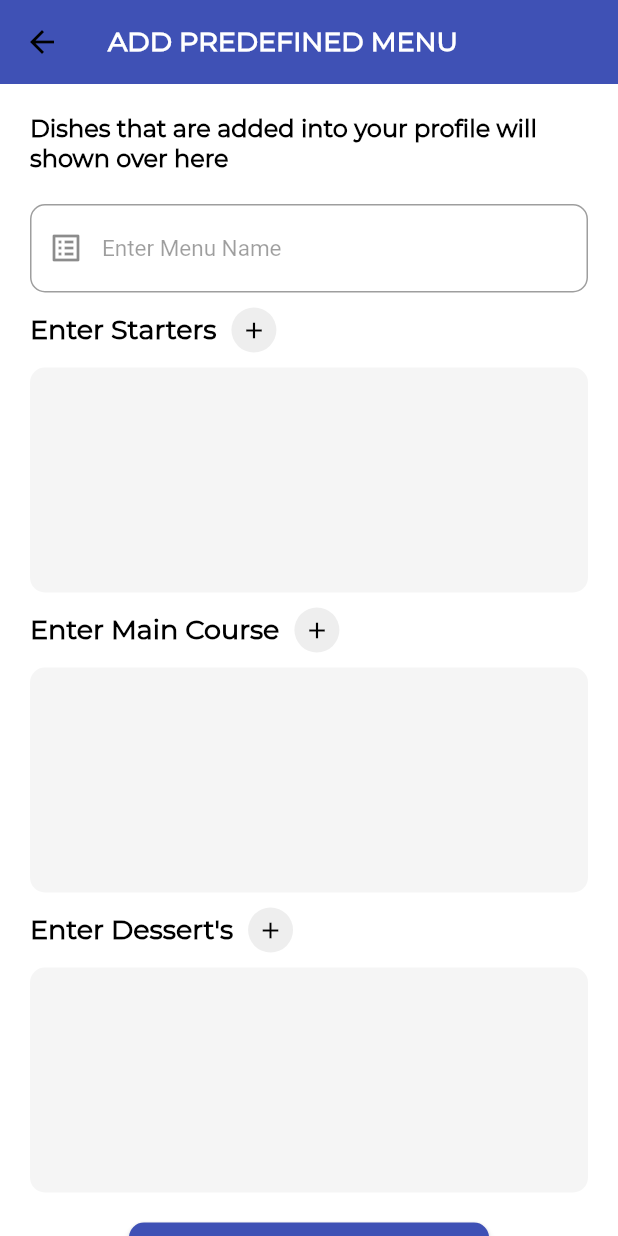
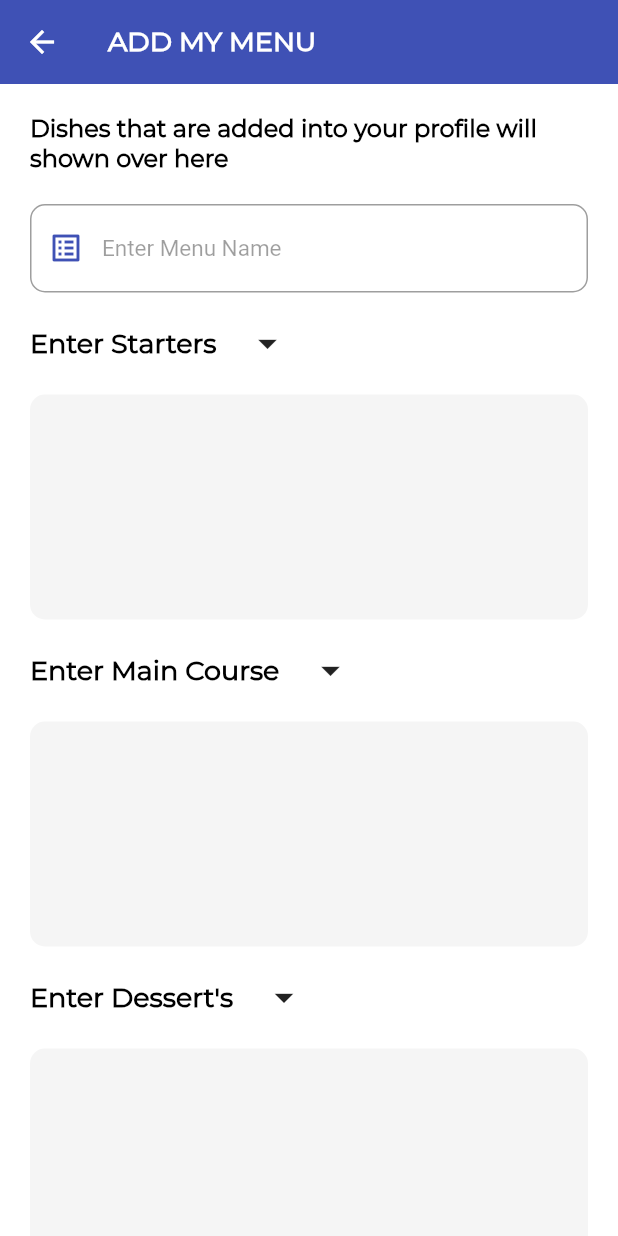
Before and after one commit to Chef-Connect-India-Tech/chef-connect-india, a Flutter app: the predefined screen opened directly, on a phone screen of 412 x 824 dp. Run offline on Flutter 3.47's test engine with Material 2 defaults, Android fonts, the phone set to English and light mode, and no system bars; our stand-ins replace cloud_firestore, country_code_picker, custom_radio_grouped_button, date_time_picker, expandable, firebase_auth and 15 more; missing offline and left inert: multiselect_formfield, onboarding, paginate_firestore; accounts and stored records are empty; project files that could hold a hidden picture were left out.

Commit message:
issues are done

```diff
--- a/lib/chef_portal/menus/chefcustomised.dart
+++ b/lib/chef_portal/menus/chefcustomised.dart
@@ -197,7 +197,7 @@ class _chefcustomisedState extends State<chefcustomised> {
         backgroundColor: Colors.indigo,
         elevation: 0,
         title: Text(
-          'ADD YOUR DISHES',
+          'ADD MY DISHES',
           style: TextStyle(
             color: Colors.white,
             fontFamily: 'Montserrat',
--- a/lib/chef_portal/menus/chefpredefined.dart
+++ b/lib/chef_portal/menus/chefpredefined.dart
@@ -227,7 +227,7 @@ class _predefinedState extends State<predefined> {
         backgroundColor: Colors.indigo,
         elevation: 0,
         title: Text(
-          'ADD PREDEFINED MENU',
+          'ADD MY MENU',
           style: TextStyle(
             color: Colors.white,
             fontFamily: 'Montserrat',
@@ -236,7 +236,7 @@ class _predefinedState extends State<predefined> {
           ),
         ),
         iconTheme: IconThemeData(
-          color: Colors.black,
+          color: Colors.white,
         ),
       ),
       body: SafeArea(
@@ -287,7 +287,10 @@ class _predefinedState extends State<predefined> {
                             textInputAction: TextInputAction.next,
                             decoration: InputDecoration(
                               fillColor: Colors.white70,
-                              prefixIcon: Icon(Icons.list_alt),
+                              prefixIcon: Icon(
+                                Icons.list_alt,
+                                color: Colors.indigo,
+                              ),
                               hintText: 'Enter Menu Name',
                               hintStyle: TextStyle(
                                   color: Colors.black38, fontSize: 15),
@@ -333,18 +336,25 @@ class _predefinedState extends State<predefined> {
                             SizedBox(
                               width: 10,
                             ),
-                            CircleAvatar(
-                              radius: 15,
-                              backgroundColor: Colors.grey.shade200,
-                              child: InkWell(
-                                onTap: showdishes,
-                                child: Icon(
-                                  Icons.add,
-                                  size: 18,
-                                  color: Colors.black,
-                                ),
+                            IconButton(
+                              iconSize: 30,
+                              onPressed: showdishes,
+                              icon: Icon(
+                                Icons.arrow_drop_down,
                               ),
                             ),
+                            // CircleAvatar(
+                            //   radius: 15,
+                            //   backgroundColor: Colors.grey.shade200,
+                            //   child: InkWell(
+                            //     onTap: showdishes,
+                            //     child: Icon(
+                            //       Icons.arrow_drop_down,
+                            //       size: 18,
+                            //       color: Colors.black,
+                            //     ),
+                            //   ),
+                            // ),
                           ],
                         ),
                         SizedBox(
@@ -410,18 +420,25 @@ class _predefinedState extends State<predefined> {
                             SizedBox(
                               width: 10,
                             ),
-                            CircleAvatar(
-                              radius: 15,
-                              backgroundColor: Colors.grey.shade200,
-                              child: InkWell(
-                                onTap: showdishes1,
-                                child: Icon(
-                                  Icons.add,
-                                  size: 18,
-                                  color: Colors.black,
-                                ),
+                            IconButton(
+                              iconSize: 30,
+                              onPressed: showdishes1,
+                              icon: Icon(
+                                Icons.arrow_drop_down,
                               ),
                             ),
+                            // CircleAvatar(
+                            //   radius: 15,
+                            //   backgroundColor: Colors.grey.shade200,
+                            //   child: InkWell(
+                            //     onTap: showdishes1,
+                            //     child: Icon(
+                            //       Icons.arrow_drop_down,
+                            //       size: 18,
+                            //       color: Colors.black,
+                            //     ),
+                            //   ),
+                            // ),
                           ],
                         ),
                         SizedBox(
@@ -488,18 +505,25 @@ class _predefinedState extends State<predefined> {
                             SizedBox(
                               width: 10,
                             ),
-                            CircleAvatar(
-                              radius: 15,
-                              backgroundColor: Colors.grey.shade200,
-                              child: InkWell(
-                                onTap: showdishes2,
-                                child: Icon(
-                                  Icons.add,
-                                  size: 18,
-                                  color: Colors.black,
-                                ),
+                            IconButton(
+                              iconSize: 30,
+                              onPressed: showdishes2,
+                              icon: Icon(
+                                Icons.arrow_drop_down,
                               ),
                             ),
+                            // CircleAvatar(
+                            //   radius: 15,
+                            //   backgroundColor: Colors.grey.shade200,
+                            //   child: InkWell(
+                            //     onTap: showdishes2,
+                            //     child: Icon(
+                            //       Icons.arrow_drop_down,
+                            //       size: 18,
+                            //       color: Colors.black,
+                            //     ),
+                            //   ),
+                            // ),
                           ],
                         ),
                         SizedBox(
@@ -566,12 +590,6 @@ class _predefinedState extends State<predefined> {
                             onPressed: () {
                               _createAppointment();
                               print(_menunameController.text);
-                              Navigator.push(
-                                context,
-                                MaterialPageRoute(
-                                  builder: (context) => viewdish(),
-                                ),
-                              );
                             },
                             child: Text(
                               'Add Menu',
@@ -620,6 +638,12 @@ class _predefinedState extends State<predefined> {
         'desserts': _selectedItems2,
       }, SetOptions(merge: true));
       Fluttertoast.showToast(msg: "Successfully added");
+      Navigator.push(
+        context,
+        MaterialPageRoute(
+          builder: (context) => viewdish(),
+        ),
+      );
     }
   }
 
--- a/lib/chef_portal/profile.dart
+++ b/lib/chef_portal/profile.dart
@@ -158,7 +158,7 @@ class _chef_profileState extends State<chef_profile> {
   Future<String?> open_curloc_Dialog0(data) => showDialog<String>(
         context: context,
         builder: (context) => AlertDialog(
-          title: Text('Current Location Data'),
+          title: Text('Edit Personal Details'),
           content: SingleChildScrollView(
             child: Container(
               child: Column(
@@ -353,7 +353,7 @@ class _chef_profileState extends State<chef_profile> {
   Future<String?> open_curloc_Dialog2(data) => showDialog<String>(
         context: context,
         builder: (context) => AlertDialog(
-          title: Text('Current Location Data'),
+          title: Text('Edit Work Details'),
           content: SingleChildScrollView(
             child: Container(
               child: Column(
@@ -1773,7 +1773,7 @@ class _MultiSelectState extends State<MultiSelect> {
   @override
   Widget build(BuildContext context) {
     return AlertDialog(
-      title: const Text('Select Topics'),
+      title: const Text('Select Cuisine'),
       content: SingleChildScrollView(
         child: ListBody(
           children: widget.items
```
Also changed, not shown: lib/chef_portal/adddishes.dart (+18 -11 lines).
